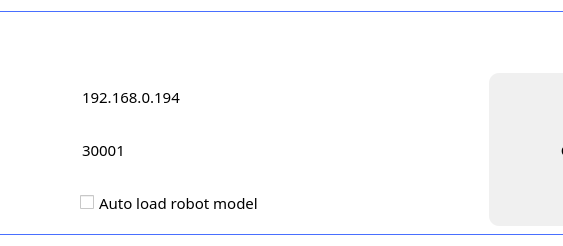
Before: the Qt Designer form src/ConnectDialog.ui in thinkexist1989/rocos-viz, drawn with Qt 5; both pictures show x 148 to 711 and y 0 to 246 of the 859 by 246 pixel window.
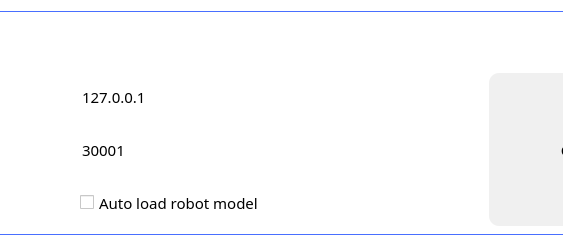
After: the same form once the commit is applied.

```diff
--- a/src/ConnectDialog.ui
+++ b/src/ConnectDialog.ui
@@ -150,7 +150,7 @@
 }</string>
         </property>
         <property name="text">
-         <string>192.168.0.194</string>
+         <string>127.0.0.1</string>
         </property>
        </widget>
       </item>
```
